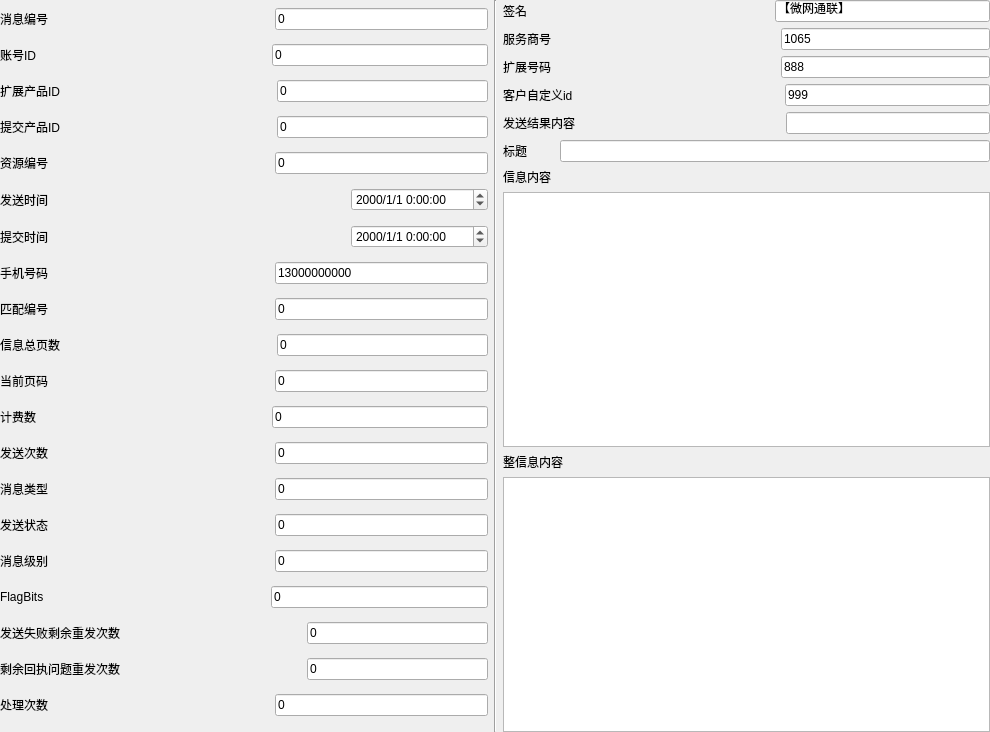
Qt form MsgTest/UI/UI_SHisSendData.ui (XiaoJiaoYaZi/welink) before a commit.
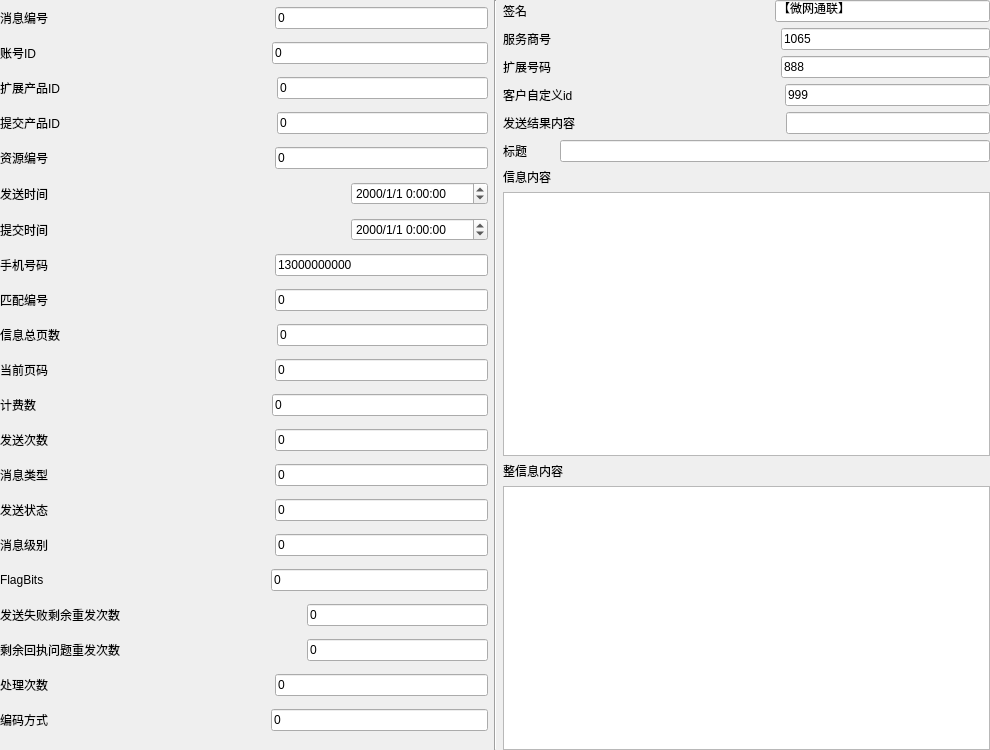
The same form after that commit.

```diff
--- a/MsgTest/UI/UI_SHisSendData.ui
+++ b/MsgTest/UI/UI_SHisSendData.ui
@@ -7,7 +7,7 @@
     <x>0</x>
     <y>0</y>
     <width>990</width>
-    <height>732</height>
+    <height>750</height>
    </rect>
   </property>
   <property name="windowTitle">
@@ -860,6 +860,40 @@
        </item>
       </layout>
      </item>
+     <item>
+      <layout class="QHBoxLayout" name="horizontalLayout_21">
+       <item>
+        <widget class="QLabel" name="label_21">
+         <property name="text">
+          <string>编码方式</string>
+         </property>
+        </widget>
+       </item>
+       <item>
+        <spacer name="horizontalSpacer_21">
+         <property name="orientation">
+          <enum>Qt::Horizontal</enum>
+         </property>
+         <property name="sizeHint" stdset="0">
+          <size>
+           <width>40</width>
+           <height>20</height>
+          </size>
+         </property>
+        </spacer>
+       </item>
+       <item>
+        <widget class="QLineEdit" name="lineEdit_MsgFormat">
+         <property name="inputMask">
+          <string/>
+         </property>
+         <property name="text">
+          <string>0</string>
+         </property>
+        </widget>
+       </item>
+      </layout>
+     </item>
     </layout>
    </item>
    <item row="0" column="1">
```
